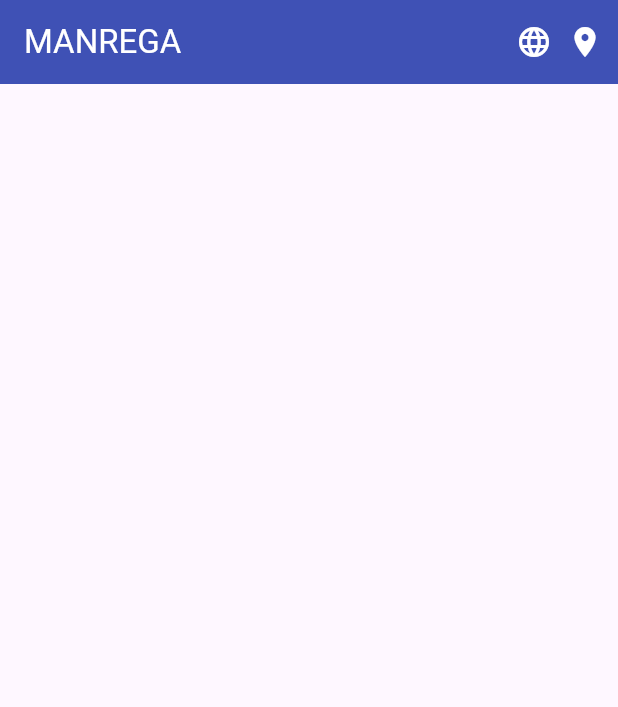
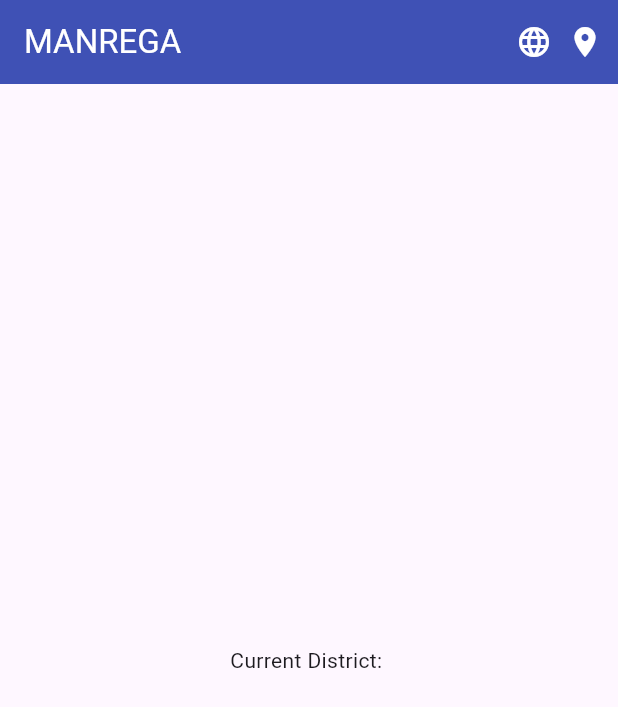
Before and after one commit to anshu0714/mgnrega-connect, a Flutter app: the screen it shows after launch, on a phone screen of 412 x 824 dp. Shown: the top 707 px of the screen. Run offline on Flutter 3.47's test engine with Material 3 defaults, Android fonts, the phone set to English and light mode, and no system bars; our stand-ins replace geolocator, get; generated files the repository leaves out were written again.

Commit message:
Implement district detection and integration with location service

```diff
--- a/frontend/lib/app.dart
+++ b/frontend/lib/app.dart
@@ -14,7 +14,7 @@ class MyApp extends StatelessWidget {
 
   @override
   Widget build(BuildContext context) {
-    return MaterialApp(
+    return GetMaterialApp(
       onGenerateTitle: (BuildContext context) =>
           AppLocalizations.of(context)!.title,
       debugShowCheckedModeBanner: false,
--- a/frontend/lib/src/controllers/home_controller.dart
+++ b/frontend/lib/src/controllers/home_controller.dart
@@ -1,11 +1,17 @@
+// home_controller.dart
 import 'package:flutter/material.dart';
 import 'package:frontend/app.dart';
+import 'package:get/get.dart';
+import 'package:geolocator/geolocator.dart';
 import 'package:frontend/l10n/l10n.dart';
-import 'package:get/get.dart';
+import 'package:frontend/services/location_service.dart';
 
 class HomeController extends GetxController {
   var currentLocale = const Locale('en').obs;
   final supportedLocales = L10n.supportedLocales;
+  RxString district = ''.obs;
+
+  final LocationService locationService = LocationService();
 
   void changeLocale(Locale locale) {
     if (supportedLocales.contains(locale)) {
@@ -21,13 +27,11 @@ class HomeController extends GetxController {
         Get.snackbar('Error', 'No supported locales found');
         return;
       }
-
       if (navigatorKey.currentState == null ||
           navigatorKey.currentState!.overlay == null) {
         debugPrint('Navigator or overlay is not yet ready.');
         return;
       }
-
       final selectedLocale = await showDialog<Locale>(
         context: navigatorKey.currentState!.overlay!.context,
         builder: (context) {
@@ -54,4 +58,23 @@ class HomeController extends GetxController {
       debugPrint('Error showing language dialog: $e\n$s');
     }
   }
+
+  Future<void> fetchUserDistrict() async {
+    try {
+      Position position = await locationService.getCurrentPosition();
+      debugPrint(
+          'Fetched position: Lat ${position.latitude}, Lon ${position.longitude}');
+      String? districtName =
+          await locationService.getDistrictFromPosition(position);
+      debugPrint('Fetched district: $districtName');
+
+      if (districtName != null && districtName.isNotEmpty) {
+        district.value = districtName;
+      } else {
+        district.value = 'Unknown district';
+      }
+    } catch (e) {
+      district.value = 'Error fetching district: $e';
+    }
+  }
 }
--- a/frontend/lib/src/screens/home_screen.dart
+++ b/frontend/lib/src/screens/home_screen.dart
@@ -1,12 +1,13 @@
+// home_screen.dart
 import 'package:flutter/material.dart';
+import 'package:get/get.dart';
 import 'package:flutter_gen/gen_l10n/app_localizations.dart';
 import 'package:frontend/src/controllers/home_controller.dart';
-import 'package:get/get.dart';
 
 class HomeScreen extends StatelessWidget {
-  HomeScreen({super.key});
+  HomeScreen({Key? key}) : super(key: key);
 
-  final HomeController controller = Get.find<HomeController>();
+  final HomeController controller = Get.put(HomeController());
 
   @override
   Widget build(BuildContext context) {
@@ -17,12 +18,22 @@ class HomeScreen extends StatelessWidget {
         backgroundColor: Colors.indigo,
         actions: [
           GestureDetector(
-              onTap: () => controller.showLanguageDialog(),
-              child: const Icon(Icons.language)),
+            onTap: () => controller.showLanguageDialog(),
+            child: const Icon(Icons.language),
+          ),
           const SizedBox(width: 10),
-          const Icon(Icons.location_on),
+          GestureDetector(
+            onTap: () async {
+              await controller.fetchUserDistrict();
+            },
+            child: const Icon(Icons.location_on),
+          ),
           const SizedBox(width: 10),
         ],
+      ),
+      body: Center(
+        child:
+            Obx(() => Text('Current District: ${controller.district.value}')),
       ),
     );
   }
--- a/frontend/pubspec.yaml
+++ b/frontend/pubspec.yaml
@@ -16,7 +16,7 @@ dependencies:
     sdk: flutter
   get: ^4.7.2
   geolocator: ^13.0.2
-  geocoding: ^4.0.0
+  http: ^1.5.0
 
 dev_dependencies:
   flutter_test:
```
Also changed, not shown: frontend/lib/services/location_service.dart (+31 -7 lines), frontend/pubspec.lock.
